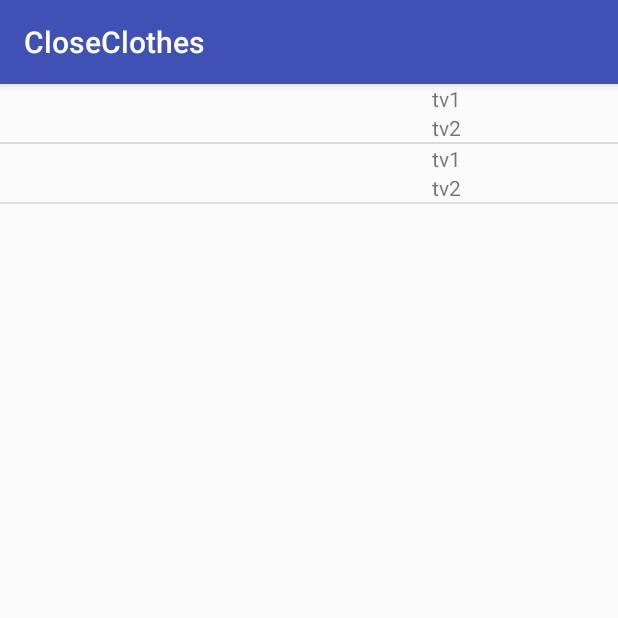
After one commit to itamar8910/CloseClothes, an Android app: the CatalogActivity screen opened directly, with no data from a screen before it, on a phone screen of 412 x 824 dp, the top half of it. The commit adds this screen. Run offline under Robolectric (Android 15) with nearby library versions, the phone set to English and light mode, and no system bars.

Commit message:
listadapter for clothes

```diff
--- a/android/CloseClothes/app/src/main/AndroidManifest.xml
+++ b/android/CloseClothes/app/src/main/AndroidManifest.xml
@@ -1,11 +1,15 @@
 <?xml version="1.0" encoding="utf-8"?>
 <manifest xmlns:android="http://schemas.android.com/apk/res/android"
     package="com.closesclothes.closeclothes">
+
     <uses-permission android:name="android.permission.INTERNET" />
     <uses-permission android:name="android.permission.WRITE_EXTERNAL_STORAGE" />
     <uses-permission android:name="android.permission.READ_EXTERNAL_STORAGE" />
-    <uses-feature android:name="android.hardware.camera"
+
+    <uses-feature
+        android:name="android.hardware.camera"
         android:required="true" />
+
     <application
         android:allowBackup="true"
         android:icon="@mipmap/ic_launcher"
@@ -20,7 +24,8 @@
                 <category android:name="android.intent.category.LAUNCHER" />
             </intent-filter>
         </activity>
-        <activity android:name=".CameraActivity"></activity>
+        <activity android:name=".CameraActivity" />
+        <activity android:name=".CatalogActivity"></activity>
     </application>
 
 </manifest>
--- a/android/CloseClothes/app/src/main/java/com/closesclothes/closeclothes/CameraActivity.kt
+++ b/android/CloseClothes/app/src/main/java/com/closesclothes/closeclothes/CameraActivity.kt
@@ -94,6 +94,7 @@ class CameraActivity : AppCompatActivity() {
             socketWrapper.send(byteArray)
             var resultJson = socketWrapper.receiveJson()
             Log.i(MainActivity::TAG.toString(), "result JSON:" + resultJson.toString())
+
             socketWrapper.closeSocket()
         }
 
--- /dev/null
+++ b/android/CloseClothes/app/src/main/java/com/closesclothes/closeclothes/CatalogActivity.kt
@@ -0,0 +1,21 @@
+package com.closesclothes.closeclothes
+
+import android.support.v7.app.AppCompatActivity
+import android.os.Bundle
+import android.widget.ImageView
+import android.widget.ListView
+
+class CatalogActivity : AppCompatActivity() {
+
+
+    override fun onCreate(savedInstanceState: Bundle?) {
+        super.onCreate(savedInstanceState)
+        setContentView(R.layout.activity_catalog)
+        var lvClothes = findViewById<ListView>(R.id.lvClothes)
+
+        var adapter = ClothesListAdapter(this, R.layout.clothes_list_item, listOf("a", "b"));
+        lvClothes.adapter = adapter
+        lvClothes.deferNotifyDataSetChanged()
+
+    }
+}
--- /dev/null
+++ b/android/CloseClothes/app/src/main/java/com/closesclothes/closeclothes/ClothesListAdapter.kt
@@ -0,0 +1,62 @@
+package com.closesclothes.closeclothes
+
+
+import android.content.Context
+import android.view.LayoutInflater
+import android.view.View
+import android.view.ViewGroup
+import android.widget.ArrayAdapter
+import android.widget.ImageView
+import android.widget.TextView
+import com.closesclothes.closeclothes.R
+
+class ClothesListAdapter(context: Context, internal var layoutResourceId: Int, private val data: List<String>) : ArrayAdapter<String>(context, layoutResourceId, data) {
+    private val tags: MutableList<String>
+
+    init {
+        tags = ArrayList()
+        val size = data.size
+        for (i in 0 until size) {
+            tags.add("tag")
+        }
+    }
+
+    internal data class ViewHolder(var position : Int,
+                                   var clotheImage: ImageView?,
+                                   var tv1: TextView?,
+                                   var tv2: TextView?)
+
+    override fun getView(position: Int, convertView: View?, parent: ViewGroup): View {
+
+        // View rowView = convertView;
+        val viewHolder: ViewHolder
+        var convertViewToReturn : View? = convertView
+        if (convertView == null) {
+            val inflater = context
+                    .getSystemService(Context.LAYOUT_INFLATER_SERVICE) as LayoutInflater
+            convertViewToReturn = inflater.inflate(layoutResourceId,
+             parent, false);
+
+            var clotheImage = convertViewToReturn?.findViewById<ImageView>(R.id.clothes_lit_item_iv)
+            var clotheTv1 = convertViewToReturn?.findViewById<TextView>(R.id.clothes_list_item_tv1)
+            var clotheTv2 = convertViewToReturn?.findViewById<TextView>(R.id.clothes_list_item_tv2)
+
+            viewHolder = ViewHolder(position, clotheImage, clotheTv1, clotheTv2)
+            viewHolder.position = position
+
+            convertViewToReturn!!.setTag(viewHolder)
+
+        } else {
+            viewHolder = convertViewToReturn!!.getTag() as ViewHolder
+        }
+
+
+        viewHolder.tv1?.setText("tv1")
+        viewHolder.tv2?.setText("tv2")
+
+
+        viewHolder.position = position
+        return convertViewToReturn
+    }
+
+}
--- a/android/CloseClothes/app/src/main/java/com/closesclothes/closeclothes/MainActivity.kt
+++ b/android/CloseClothes/app/src/main/java/com/closesclothes/closeclothes/MainActivity.kt
@@ -42,8 +42,8 @@ class MainActivity : AppCompatActivity() {
     }
 
 
-
     fun BCameraClick(view : View?){
         startActivity( Intent(this, CameraActivity::class.java));
+//        startActivity( Intent(this, CatalogActivity::class.java));
     }
 }
--- /dev/null
+++ b/android/CloseClothes/app/src/main/res/layout/activity_catalog.xml
@@ -0,0 +1,16 @@
+<?xml version="1.0" encoding="utf-8"?>
+<LinearLayout xmlns:android="http://schemas.android.com/apk/res/android"
+    xmlns:app="http://schemas.android.com/apk/res-auto"
+    xmlns:tools="http://schemas.android.com/tools"
+    android:layout_width="match_parent"
+    android:layout_height="match_parent"
+    android:orientation="vertical"
+    tools:context="com.closesclothes.closeclothes.CatalogActivity">
+
+    <ListView
+        android:layout_width="match_parent"
+        android:layout_height="match_parent"
+        android:id="@+id/lvClothes">
+    </ListView>
+
+</LinearLayout>
--- /dev/null
+++ b/android/CloseClothes/app/src/main/res/layout/clothes_list_item.xml
@@ -0,0 +1,35 @@
+<?xml version="1.0" encoding="utf-8"?>
+<LinearLayout
+    xmlns:android="http://schemas.android.com/apk/res/android"
+    android:layout_width="match_parent"
+    android:layout_height="match_parent"
+    android:orientation="horizontal">
+
+    <ImageView
+        android:layout_width="0dp"
+        android:layout_height="match_parent"
+        android:layout_weight="0.7"
+        android:id="@+id/clothes_lit_item_iv"/>
+    <LinearLayout
+        android:layout_width="0dp"
+        android:layout_height="match_parent"
+        android:layout_weight="0.3"
+        android:orientation="vertical">
+        <TextView
+            android:layout_width="match_parent"
+            android:layout_height="0dp"
+            android:layout_weight="0.5"
+            android:text="text1"
+            android:id="@+id/clothes_list_item_tv1"/>
+        <TextView
+            android:layout_width="match_parent"
+            android:layout_height="0dp"
+            android:layout_weight="0.5"
+            android:text="text2"
+            android:id="@+id/clothes_list_item_tv2"/>
+    </LinearLayout>
+
+
+
+
+</LinearLayout>
```
